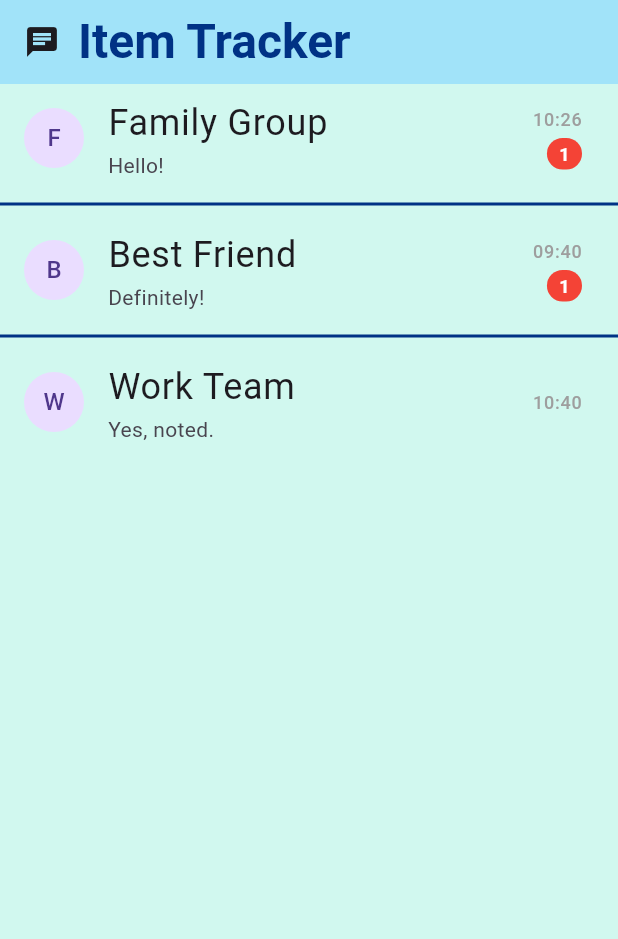
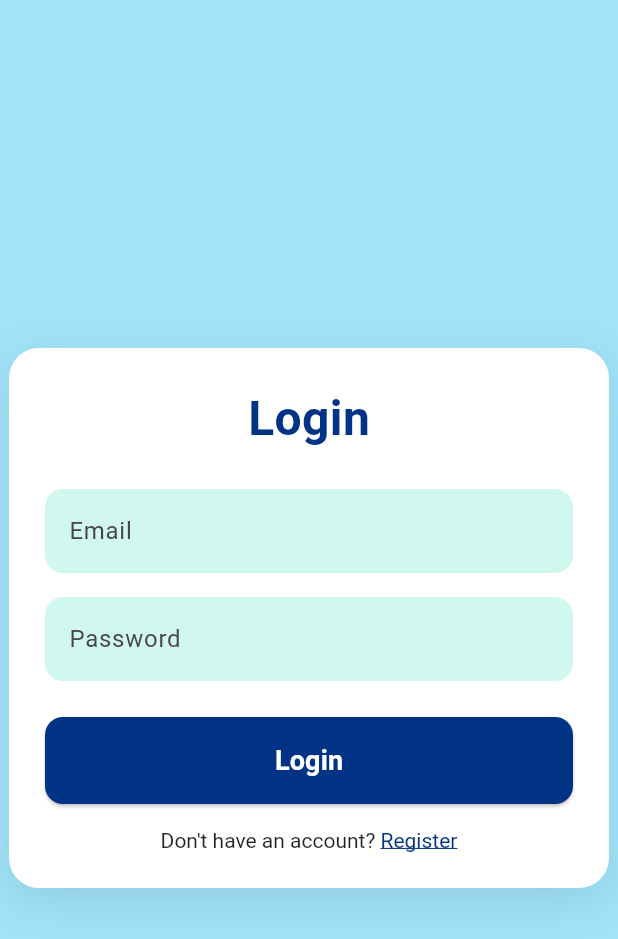
Before and after one commit to BaHaMuT-J/Real-Time-Chat-Flutter-Mobile-Application, a Flutter app: the screen it shows after launch, on a phone screen of 412 x 824 dp. Shown: the top 939 px of the screen. Run offline on Flutter 3.47's test engine with Material 3 defaults, Android fonts, the phone set to English and light mode, and no system bars; our stand-ins replace shared_preferences.

```diff
--- a/chat/lib/main.dart
+++ b/chat/lib/main.dart
@@ -1,4 +1,6 @@
-import 'package:chat/home_page.dart';
+import 'package:chat/pages/home_page.dart';
+import 'package:chat/pages/login_page.dart';
+import 'package:chat/user.dart';
 import 'package:flutter/material.dart';
 
 void main() => runApp(const MyApp());
@@ -9,7 +11,40 @@ class MyApp extends StatelessWidget {
   @override
   Widget build(BuildContext context) {
     return MaterialApp(
-      home: HomePage(),
+      home: const InitialPage(),
     );
   }
 }
+
+class InitialPage extends StatelessWidget {
+  const InitialPage({super.key});
+
+  Future<Widget> decideStartPage() async {
+    final email = await UserPrefs.getEmail();
+    final password = await UserPrefs.getPassword();
+
+    if (email != null && password != null) {
+      return HomePage();
+    } else {
+      return const LoginPage();
+    }
+  }
+
+  @override
+  Widget build(BuildContext context) {
+    return FutureBuilder<Widget>(
+      future: decideStartPage(),
+      builder: (context, snapshot) {
+        if (snapshot.connectionState == ConnectionState.waiting) {
+          return const Scaffold(
+            body: Center(child: CircularProgressIndicator()),
+          );
+        } else if (snapshot.hasData) {
+          return snapshot.data!;
+        } else {
+          return const LoginPage();
+        }
+      },
+    );
+  }
+}
--- a/chat/lib/home_page.dart
+++ b/chat/lib/pages/home_page.dart
@@ -1,4 +1,4 @@
-import 'package:chat/chat_page.dart';
+import 'package:chat/pages/chat_page.dart';
 import 'package:chat/constant.dart';
 import 'package:flutter/material.dart';
 
@@ -64,7 +64,7 @@ class _HomePageState extends State<HomePage> {
             const Icon(Icons.chat),
             const SizedBox(width: 12),
             const Text(
-              "Item Tracker",
+              "Chat",
               style: TextStyle(
                 fontSize: 32,
                 fontWeight: FontWeight.w600,
@@ -158,6 +158,9 @@ class _HomePageState extends State<HomePage> {
                 ),
               );
 
+              print("Update Msg");
+              print(updatedMessages);
+
               if (updatedMessages != null) {
                 _updateChatMessages(index, updatedMessages);
                 setState(() {
--- /dev/null
+++ b/chat/lib/pages/login_page.dart
@@ -0,0 +1,150 @@
+import 'package:chat/constant.dart';
+import 'package:chat/pages/home_page.dart';
+import 'package:chat/pages/register_page.dart';
+import 'package:chat/user.dart';
+import 'package:flutter/material.dart';
+
+class LoginPage extends StatefulWidget {
+  const LoginPage({super.key});
+
+  @override
+  State<LoginPage> createState() => _LoginPageState();
+}
+
+class _LoginPageState extends State<LoginPage> {
+  final emailController = TextEditingController();
+  final passwordController = TextEditingController();
+
+  Future<void> _handleLogin() async {
+    final email = emailController.text.trim();
+    final password = passwordController.text.trim();
+
+    if (email.isEmpty || password.isEmpty) {
+      ScaffoldMessenger.of(context).showSnackBar(
+        const SnackBar(content: Text('Please fill in all fields')),
+      );
+      return;
+    }
+
+    await UserPrefs.saveUser(email, password);
+
+    if (!mounted) return;
+    Navigator.pushReplacement(
+      context,
+      MaterialPageRoute(builder: (context) => HomePage()),
+    );
+  }
+
+  @override
+  Widget build(BuildContext context) {
+    return Scaffold(
+      backgroundColor: lightBlueColor,
+      body: Center(
+        child: Container(
+          padding: const EdgeInsets.all(24),
+          width: 400,
+          decoration: BoxDecoration(
+            color: Colors.white,
+            borderRadius: BorderRadius.circular(20),
+            boxShadow: [
+              BoxShadow(
+                color: Colors.black.withValues(alpha: 0.1),
+                blurRadius: 24,
+                offset: const Offset(0, 8),
+              ),
+            ],
+          ),
+          child: Column(
+            mainAxisSize: MainAxisSize.min,
+            children: [
+              const Text(
+                'Login',
+                style: TextStyle(
+                  fontSize: 32,
+                  fontWeight: FontWeight.bold,
+                  color: strongBlueColor,
+                ),
+              ),
+              const SizedBox(height: 24),
+              TextField(
+                controller: emailController,
+                decoration: const InputDecoration(
+                  filled: true,
+                  fillColor: lightBlueGreenColor,
+                  hintText: 'Email',
+                  border: OutlineInputBorder(
+                    borderRadius: BorderRadius.all(Radius.circular(12)),
+                    borderSide: BorderSide.none,
+                  ),
+                ),
+              ),
+              const SizedBox(height: 16),
+              TextField(
+                controller: passwordController,
+                obscureText: true,
+                decoration: const InputDecoration(
+                  filled: true,
+                  fillColor: lightBlueGreenColor,
+                  hintText: 'Password',
+                  border: OutlineInputBorder(
+                    borderRadius: BorderRadius.all(Radius.circular(12)),
+                    borderSide: BorderSide.none,
+                  ),
+                ),
+              ),
+              const SizedBox(height: 24),
+              SizedBox(
+                width: double.infinity,
+                child: ElevatedButton(
+                  style: ElevatedButton.styleFrom(
+                    padding: const EdgeInsets.symmetric(vertical: 16),
+                    shape: RoundedRectangleBorder(
+                      borderRadius: BorderRadius.circular(12),
+                    ),
+                    backgroundColor: strongBlueColor,
+                    foregroundColor: Colors.white,
+                  ),
+                  onPressed: _handleLogin,
+                  child: const Text(
+                    'Login',
+                    style: TextStyle(
+                      fontSize: 18,
+                      fontWeight: FontWeight.w600,
+                    ),
+                  ),
+                ),
+              ),
+              const SizedBox(height: 16),
+              GestureDetector(
+                onTap: () {
+                  Navigator.pushReplacement(
+                    context,
+                    MaterialPageRoute(builder: (_) => const RegisterPage()),
+                  );
+                },
+                child: RichText(
+                  text: TextSpan(
+                    style: TextStyle(
+                      color: Colors.black87,
+                      fontSize: 14,
+                    ),
+                    children: [
+                      TextSpan(text: 'Don\'t have an account? '),
+                      TextSpan(
+                        text: 'Register',
+                        style: TextStyle(
+                          color: strongBlueColor,
+                          decoration: TextDecoration.underline,
+                        ),
+                      ),
+                    ],
+                  ),
+                ),
+              ),
+            ],
+          ),
+        ),
+      ),
+    );
+  }
+}
--- /dev/null
+++ b/chat/lib/user.dart
@@ -0,0 +1,24 @@
+import 'package:shared_preferences/shared_preferences.dart';
+
+class UserPrefs {
+  static Future<void> saveUser(String email, String password) async {
+    final prefs = await SharedPreferences.getInstance();
+    await prefs.setString('email', email);
+    await prefs.setString('password', password);
+  }
+
+  static Future<String?> getEmail() async {
+    final prefs = await SharedPreferences.getInstance();
+    return prefs.getString('email');
+  }
+
+  static Future<String?> getPassword() async {
+    final prefs = await SharedPreferences.getInstance();
+    return prefs.getString('password');
+  }
+
+  static Future<void> logout() async {
+    final prefs = await SharedPreferences.getInstance();
+    await prefs.clear();
+  }
+}
--- a/chat/pubspec.yaml
+++ b/chat/pubspec.yaml
@@ -34,6 +34,7 @@ dependencies:
   # The following adds the Cupertino Icons font to your application.
   # Use with the CupertinoIcons class for iOS style icons.
   cupertino_icons: ^1.0.8
+  shared_preferences: ^2.5.3
 
 dev_dependencies:
   flutter_test:
```
Also changed, not shown: chat/lib/pages/register_page.dart (added, +134 -0 lines), chat/lib/pages/chat_page.dart (renamed from chat/lib/chat_page.dart), chat/pubspec.lock.
